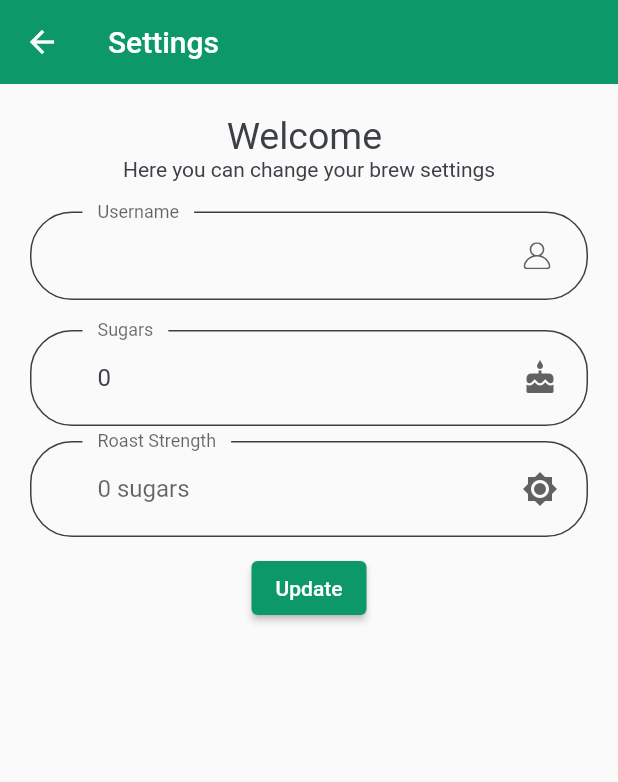
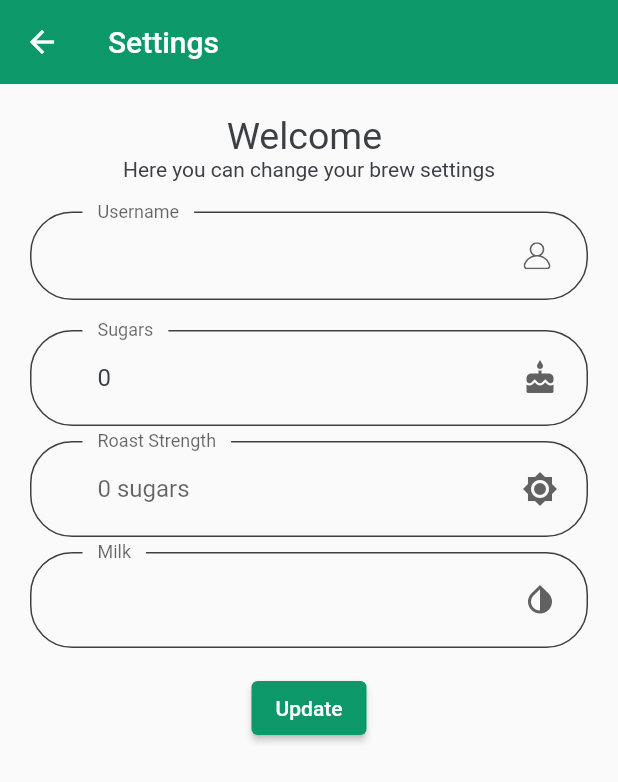
Before and after one commit to Baqiwaqi/Biz_Brew, a Flutter app: the screen it shows once a user with an empty profile is signed in, after a tap on the "settings" icon, on a phone screen of 412 x 824 dp. Shown: the top 782 px of the screen. Run offline on Flutter 3.47's test engine with Material 2 defaults, Android fonts, the phone set to English and light mode, and no system bars; our stand-ins replace cloud_firestore, connectivity, firebase_auth, firebase_core, flutter_spinkit, flutter_svg and 1 more; accounts and stored records are empty.

Commit message:
connectivity check and extra settings

```diff
--- a/lib/app/app.dart
+++ b/lib/app/app.dart
@@ -1,6 +1,7 @@
 import 'package:brew_crew/app/constants.dart';
 import 'package:brew_crew/app/landing_page.dart';
 import 'package:flutter/material.dart';
+
 
 class MyApp extends StatelessWidget {
   // This widget is the root of your application.
--- a/lib/app/landing_page.dart
+++ b/lib/app/landing_page.dart
@@ -1,3 +1,4 @@
+import 'package:brew_crew/app/no_connectivty.dart';
 import 'package:brew_crew/screens/authenticate/authenticate.dart';
 import 'package:brew_crew/screens/home/home_screen.dart';
 import 'package:firebase_auth/firebase_auth.dart';
@@ -5,12 +6,73 @@ import 'package:flutter/material.dart';
 
 import 'loading.dart';
 
-class LandingPage extends StatelessWidget {
+// Copyright 2017 The Chromium Authors. All rights reserved.
+// Use of this source code is governed by a BSD-style license that can be
+// found in the LICENSE file.
+
+// ignore_for_file: public_member_api_docs
+
+import 'dart:async';
+import 'dart:io';
+
+import 'package:connectivity/connectivity.dart';
+import 'package:flutter/foundation.dart';
+import 'package:flutter/material.dart';
+import 'package:flutter/services.dart';
+
+class LandingPage extends StatefulWidget {
+  @override
+  _LandingPageState createState() => _LandingPageState();
+}
+
+class _LandingPageState extends State<LandingPage> {
+String _connectionStatus = 'Unknown';
+  final Connectivity _connectivity = Connectivity();
+  StreamSubscription<ConnectivityResult> _connectivitySubscription;
+
+  @override
+  void initState() {
+    super.initState();
+    initConnectivity();
+    _connectivitySubscription =
+        _connectivity.onConnectivityChanged.listen(_updateConnectionStatus);
+  }
+
+  @override
+  void dispose() {
+    _connectivitySubscription.cancel();
+    super.dispose();
+  }
+
+  // Platform messages are asynchronous, so we initialize in an async method.
+  Future<void> initConnectivity() async {
+    ConnectivityResult result;
+    // Platform messages may fail, so we use a try/catch PlatformException.
+    try {
+      result = await _connectivity.checkConnectivity();
+    } on PlatformException catch (e) {
+      print(e.toString());
+    }
+
+    // If the widget was removed from the tree while the asynchronous platform
+    // message was in flight, we want to discard the reply rather than calling
+    // setState to update our non-existent appearance.
+    if (!mounted) {
+      return Future.value(null);
+    }
+
+    return _updateConnectionStatus(result);
+  }
+
+
   @override
   Widget build(BuildContext context) {
     return StreamBuilder(
       stream: FirebaseAuth.instance.authStateChanges(),
       builder: (context, snapshot) {
+        if(_connectionStatus == "ConnectivityResult.none"){
+          return NoConnectivty();
+        }
         if (snapshot.connectionState == ConnectionState.active) {
           User user = snapshot.data;
           //if statement for authStateChange
@@ -25,4 +87,18 @@ class LandingPage extends StatelessWidget {
       },
     );
   }
+
+Future<void> _updateConnectionStatus(ConnectivityResult result) async {
+    switch (result) {
+      case ConnectivityResult.wifi:
+      case ConnectivityResult.mobile:
+      case ConnectivityResult.none:
+        setState(() => _connectionStatus = result.toString());
+        break;
+      default:
+        setState(() => _connectionStatus = 'failed');
+        break;
+    }
+  }
+
 }
--- a/lib/screens/authenticate/register.dart
+++ b/lib/screens/authenticate/register.dart
@@ -249,7 +249,7 @@ class _RegisterFormState extends State<RegisterForm> {
                           .registerEmailPassword(email, password);
                       if (result == true) {
                         await DatabaseService()
-                            .addUserData(username, 1, 'light', false);
+                            .addUserData(username, 1, 'light', "no");
 
                         Navigator.push(
                           context,
--- a/lib/screens/home/brew_list.dart
+++ b/lib/screens/home/brew_list.dart
@@ -33,6 +33,7 @@ class _BrewInformationState extends State<BrewInformation> {
               final username = document.data()['user_name'];
               final sugars = document.data()['sugars'];
               final strength = document.data()['strength'];
+              final milk = document.data()['milk'];
 
               return new ListTile(
                 leading: CircleAvatar(
@@ -43,8 +44,12 @@ class _BrewInformationState extends State<BrewInformation> {
                   backgroundImage: AssetImage("assets/images/coffee_icon.png"),
                 ),
                 title: new Text(username),
-                subtitle: new Text(
-                    "Takes ${sugars.toString()} sugar(s) and likes his coffee with ${strength} roast.."),
+                subtitle: Column(
+                  children: [
+                    new Text(
+                        "Takes ${sugars.toString()} sugar(s) and likes his coffee with ${strength} roast and ${valFunc.checkMilk(milk)}"),
+                  ],
+                ),
               );
             }).toList(),
           );
--- a/lib/screens/home/settings_form.dart
+++ b/lib/screens/home/settings_form.dart
@@ -28,6 +28,7 @@ class _SettingsFormState extends State<SettingsForm> {
     String _currentUsername;
     int _currentSugars;
     String _currentStrength;
+    String _currentMilk;
 
     // New
     userData.doc(uid).get().then((DocumentSnapshot document) {
@@ -35,6 +36,7 @@ class _SettingsFormState extends State<SettingsForm> {
         _currentUsername = document.data()["user_name"];
         _currentSugars = document.data()["sugars"];
         _currentStrength = document.data()["strength"];
+        _currentMilk = document.data()["milk"];
       }
     });
 
@@ -43,9 +45,17 @@ class _SettingsFormState extends State<SettingsForm> {
         elevation: 0,
         title: Text("Settings"),
       ),
-      body: FutureBuilder<DocumentSnapshot>(
+      body: FutureBuilder(
           future: userData.doc(uid).get(),
           builder: (context, snapshot) {
+            // print(snapshot.requireData);
+            if (snapshot.connectionState == ConnectionState.waiting){
+              return Center(child: CircularProgressIndicator());
+            }
+            if (snapshot.connectionState == ConnectionState.none){
+              return Center(child: Icon(Icons.wifi_off),);
+            }
+            if (snapshot.connectionState == ConnectionState.active) {}
             if (snapshot.connectionState == ConnectionState.done){
               return SingleChildScrollView(
                 child: new Padding(
@@ -143,6 +153,7 @@ class _SettingsFormState extends State<SettingsForm> {
                               }).toList(),
                             ),
                             SizedBox(height: 10),
+                            //  Roast
                             DropdownButtonFormField(
                               value: _currentStrength,
                               validator: (val) {
@@ -182,6 +193,46 @@ class _SettingsFormState extends State<SettingsForm> {
                               }).toList(),
                             ),
                             SizedBox(height: 10),
+                            //  Milk
+                            DropdownButtonFormField(
+                              value: _currentMilk,
+                              validator: (val) {
+                                if (val == null || val.isEmpty) {
+                                  return "Please change your roast strenght";
+                                }
+                                return null;
+                              },
+                              onChanged: (val) => _currentMilk = val,
+                              decoration: InputDecoration(
+                                labelText: "Milk",
+                                hintText: "${_currentMilk}",
+                                floatingLabelBehavior:
+                                    FloatingLabelBehavior.always,
+                                contentPadding: EdgeInsets.symmetric(
+                                    horizontal: 45, vertical: 20),
+                                enabledBorder: OutlineInputBorder(
+                                  borderRadius: BorderRadius.circular(28),
+                                  borderSide: BorderSide(color: kTextColor),
+                                  gapPadding: 10,
+                                ),
+                                focusedBorder: OutlineInputBorder(
+                                  borderRadius: BorderRadius.circular(28),
+                                  borderSide: BorderSide(color: kTextColor),
+                                  gapPadding: 10,
+                                ),
+                                suffixIcon: Padding(
+                                    padding: EdgeInsets.fromLTRB(0, 20, 20, 20),
+                                    child: Icon(Icons.invert_colors)),
+                              ),
+                              items: <String>['yes', 'no']
+                                  .map<DropdownMenuItem<String>>((value) {
+                                return DropdownMenuItem<String>(
+                                  value: value,
+                                  child: Text(value),
+                                );
+                              }).toList(),
+                            ),
+                            SizedBox(height:  16.0),
                             ElevatedButton(
                               onPressed: () async {
                                 if (_formKey.currentState.validate()) {
@@ -189,8 +240,7 @@ class _SettingsFormState extends State<SettingsForm> {
                                     _currentUsername,
                                     _currentSugars,
                                     _currentStrength,
-                                    // milk
-                                    false
+                                    _currentMilk,
                                   );
 
                                   Navigator.popUntil(
@@ -204,7 +254,7 @@ class _SettingsFormState extends State<SettingsForm> {
                                 } else {
                                   ScaffoldMessenger.of(context).showSnackBar(
                                     SnackBar(
-                                      content: Text("Change all form values"),
+                                      content: Text("Change all formvalues"),
                                     ),
                                   );
                                 }
@@ -228,7 +278,17 @@ class _SettingsFormState extends State<SettingsForm> {
               );
             }
             //else != state.active
-            return Text("There is no connection to the internet, please check your phone");
+            return Center(child: Column(
+              mainAxisAlignment: MainAxisAlignment.center,
+              crossAxisAlignment: CrossAxisAlignment.center,
+              children: [
+                Icon(Icons.wifi_off,
+                  size: 72.0,
+                ),
+                Text("There is no connection to the internet"),
+                Text("Please check your phone")
+              ],
+            ));
           }),
     );
   }
--- a/lib/service/database.dart
+++ b/lib/service/database.dart
@@ -12,7 +12,7 @@ class DatabaseService {
   CollectionReference brewCollection = FirebaseFirestore.instance.collection('brews');
 
   //add userdata
-  Future addUserData(String username, int sugars, String strength, bool milk ) async {
+  Future addUserData(String username, int sugars, String strength, String milk ) async {
     //Get uid of the current user
     final firebaseUser = auth.currentUser;
     final uid = firebaseUser.uid;
@@ -28,7 +28,7 @@ class DatabaseService {
   }
 
   //update userdata
-  Future updateUserData(String username, int sugars, String strength, bool milk) async {
+  Future updateUserData(String username, int sugars, String strength, String milk) async {
     //Get uid of the current user
     final firebaseUser = auth.currentUser;
     final uid = firebaseUser.uid;
@@ -42,5 +42,4 @@ class DatabaseService {
     }).then((value) => print("User updated"))
         .catchError((error) => print("Failed to add user: $error"));
   }
-
 }
--- a/lib/service/validatefunctions.dart
+++ b/lib/service/validatefunctions.dart
@@ -1,5 +1,4 @@
-import 'dart:convert';
-
+import 'package:connectivity/connectivity.dart';
 import 'package:flutter/material.dart';
 
 class Validatefunctions {
@@ -29,4 +28,12 @@ class Validatefunctions {
     }
     return true;
   }
+
+  String checkMilk(String milk) {
+    if(milk != "no"){
+      return "and would like some milk in his coffee.";
+    }
+    return "and don't want any milk in his coffee.";
+  }
+
 }
--- a/pubspec.yaml
+++ b/pubspec.yaml
@@ -35,6 +35,7 @@ dependencies:
   flutter_spinkit: ^4.1.2+1
   flutter_svg: ^0.19.1
   google_fonts: ^1.1.2
+  connectivity: ^2.0.2
 
 dev_dependencies:
   flutter_test:
```
Also changed, not shown: lib/app/no_connectivty.dart (added, +25 -0 lines), pubspec.lock.
